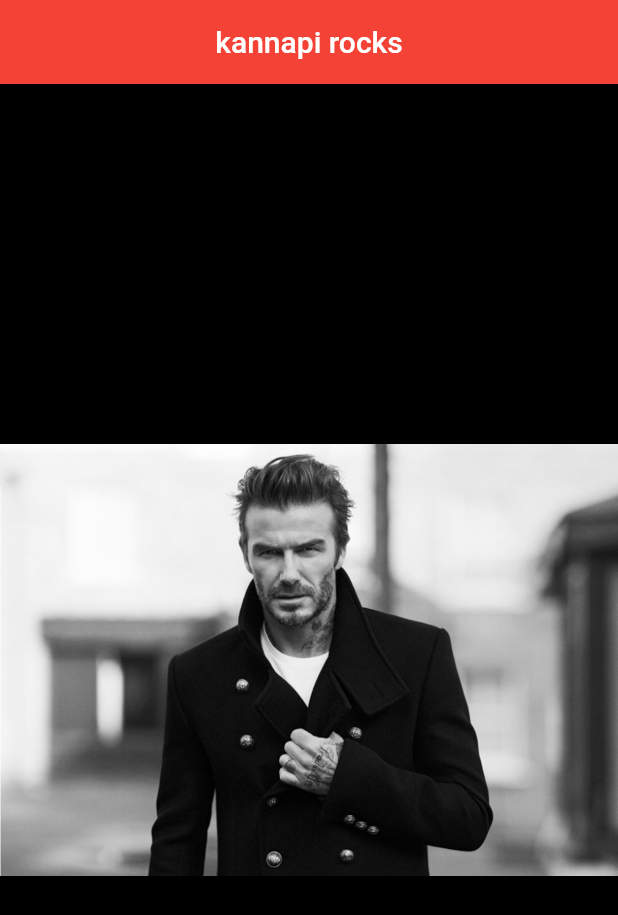
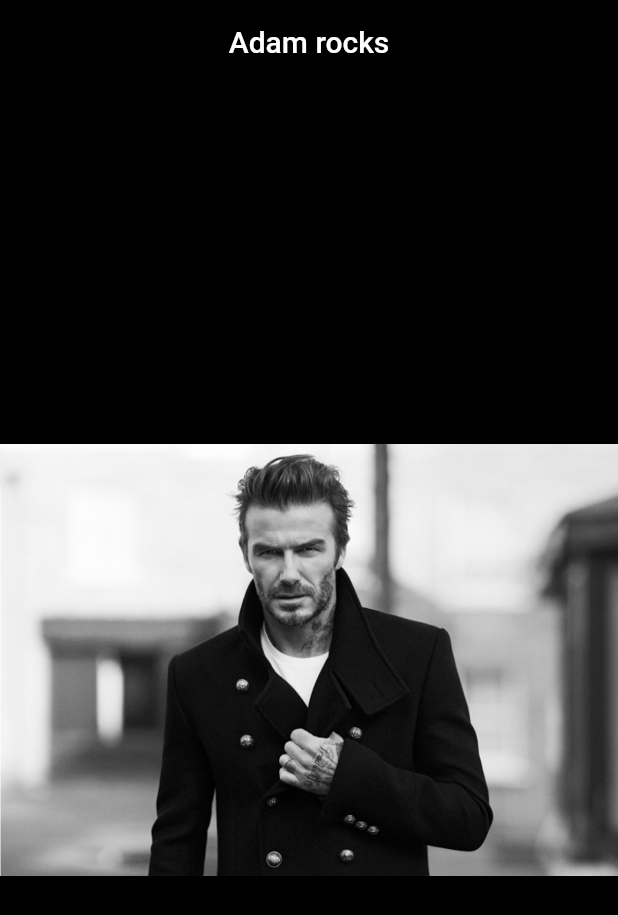
Before and after one commit to salmanpary/Flutterdemo, a Flutter app: the screen it shows after launch, on a phone screen of 412 x 824 dp. Shown: the top 915 px of the screen. Run offline on Flutter 3.47's test engine with Material 2 defaults, Android fonts, the phone set to English and light mode, and no system bars.

Commit message:
made some changes to the appbar \

```diff
--- a/lib/main.dart
+++ b/lib/main.dart
@@ -11,9 +11,9 @@ void main() {
           ),
         ),
         appBar: AppBar(
-          backgroundColor: Colors.red,
+          backgroundColor: Colors.black,
           title: Center(
-            child: Text("kannapi rocks"),
+            child: Text("Adam rocks"),
           ),
         ),
         backgroundColor: Colors.black,
```
